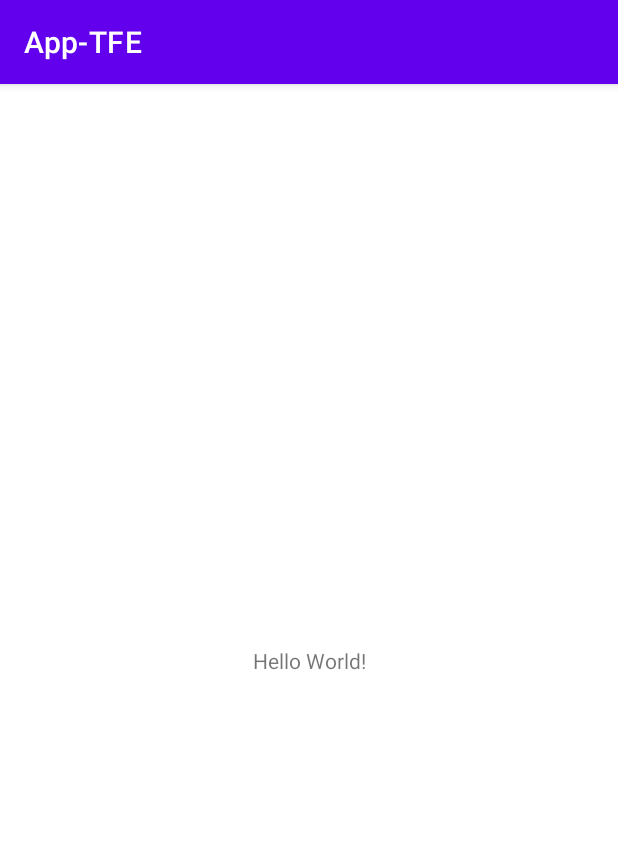
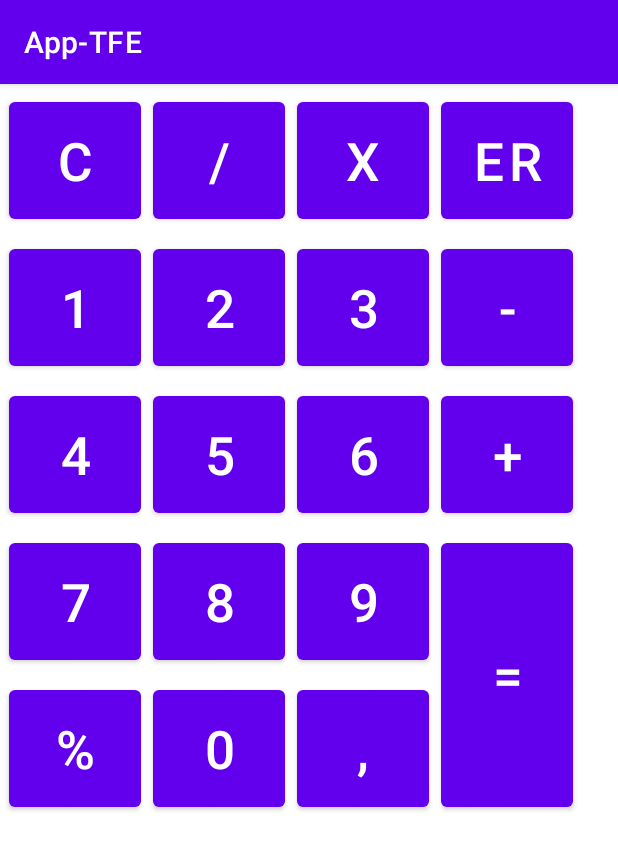
Before and after one commit to Luca5-Brz/App-TFE, an Android app: the screen it shows after launch (MainActivity), on a phone screen of 412 x 824 dp. Shown: the top 850 px of the screen. Run offline under Robolectric (Android 15) with nearby library versions, the phone set to English and light mode, and no system bars.

Commit message:
début UI

```diff
--- a/app/src/main/res/layout/activity_main.xml
+++ b/app/src/main/res/layout/activity_main.xml
@@ -6,13 +6,135 @@
     android:layout_height="match_parent"
     tools:context=".MainActivity">
 
-    <TextView
+    <GridLayout
+        android:id="@+id/main_layout_grid"
         android:layout_width="wrap_content"
         android:layout_height="wrap_content"
-        android:text="Hello World!"
-        app:layout_constraintBottom_toBottomOf="parent"
-        app:layout_constraintLeft_toLeftOf="parent"
-        app:layout_constraintRight_toRightOf="parent"
-        app:layout_constraintTop_toTopOf="parent" />
+        android:columnCount="4"
+        android:rowCount="5"
+        android:orientation="horizontal"
+        android:padding="2dp"
+        android:useDefaultMargins="true"
+        tools:ignore="MissingConstraints">
+        <Button
+            android:id="@+id/main_button_clear"
+            android:layout_height="90dp"
+            android:text="c"
+            android:textSize="35sp"
+            />
+        <Button
+            android:id="@+id/main_button_divide"
+            android:layout_height="90dp"
+            android:text="/"
+            android:textSize="35sp"
+            />
+        <Button
+            android:id="@+id/main_button_multiple"
+            android:layout_height="90dp"
+            android:text="X"
+            android:textSize="35sp"
+            />
+        <Button
+            android:id="@+id/main_button_erase"
+            android:layout_height="90dp"
+            android:text="er"
+            android:textSize="35sp"
+            />
+        <Button
+            android:id="@+id/main_button_1"
+            android:layout_height="90dp"
+            android:text="1"
+            android:textSize="35sp"
+            />
+        <Button
+            android:id="@+id/main_button_2"
+            android:layout_height="90dp"
+            android:text="2"
+            android:textSize="35sp"
+            />
+        <Button
+            android:id="@+id/main_button_3"
+            android:layout_height="90dp"
+            android:text="3"
+            android:textSize="35sp"
+            />
+        <Button
+            android:id="@+id/main_button_minus"
+            android:layout_height="90dp"
+            android:text="-"
+            android:textSize="35sp"
+            />
+        <Button
+            android:id="@+id/main_button_4"
+            android:layout_height="90dp"
+            android:text="4"
+            android:textSize="35sp"
+            />
+        <Button
+            android:id="@+id/main_button_5"
+            android:layout_height="90dp"
+            android:text="5"
+            android:textSize="35sp"
+            />
+        <Button
+            android:id="@+id/main_button_6"
+            android:layout_height="90dp"
+            android:text="6"
+            android:textSize="35sp"
+            />
+        <Button
+            android:id="@+id/main_button_plus"
+            android:layout_height="90dp"
+            android:text="+"
+            android:textSize="35sp"
+            />
+        <Button
+            android:id="@+id/main_button_7"
+            android:layout_height="90dp"
+            android:text="7"
+            android:textSize="35sp"
+            />
+        <Button
+            android:id="@+id/main_button_8"
+            android:layout_height="90dp"
+            android:text="8"
+            android:textSize="35sp"
+            />
+        <Button
+            android:id="@+id/main_button_9"
+            android:layout_height="90dp"
+            android:text="9"
+            android:textSize="35sp"
+            />
+        <Button
+            android:id="@+id/main_button_equal"
+            android:layout_height="90dp"
+            android:text="="
+            android:textSize="35sp"
+            android:layout_gravity="fill_vertical"
+            android:layout_rowSpan="2"
+            />
+        <Button
+            android:id="@+id/main_button_modulo"
+            android:layout_height="90dp"
+            android:text="%"
+            android:textSize="35sp"
+            />
+        <Button
+            android:id="@+id/main_button_0"
+            android:layout_height="90dp"
+            android:text="0"
+            android:textSize="35sp"
+            />
+        <Button
+            android:id="@+id/main_button_coma"
+            android:layout_height="90dp"
+            android:text=","
+            android:textSize="35sp"
+            />
+
+
+    </GridLayout>
+
 
 </androidx.constraintlayout.widget.ConstraintLayout>
```
